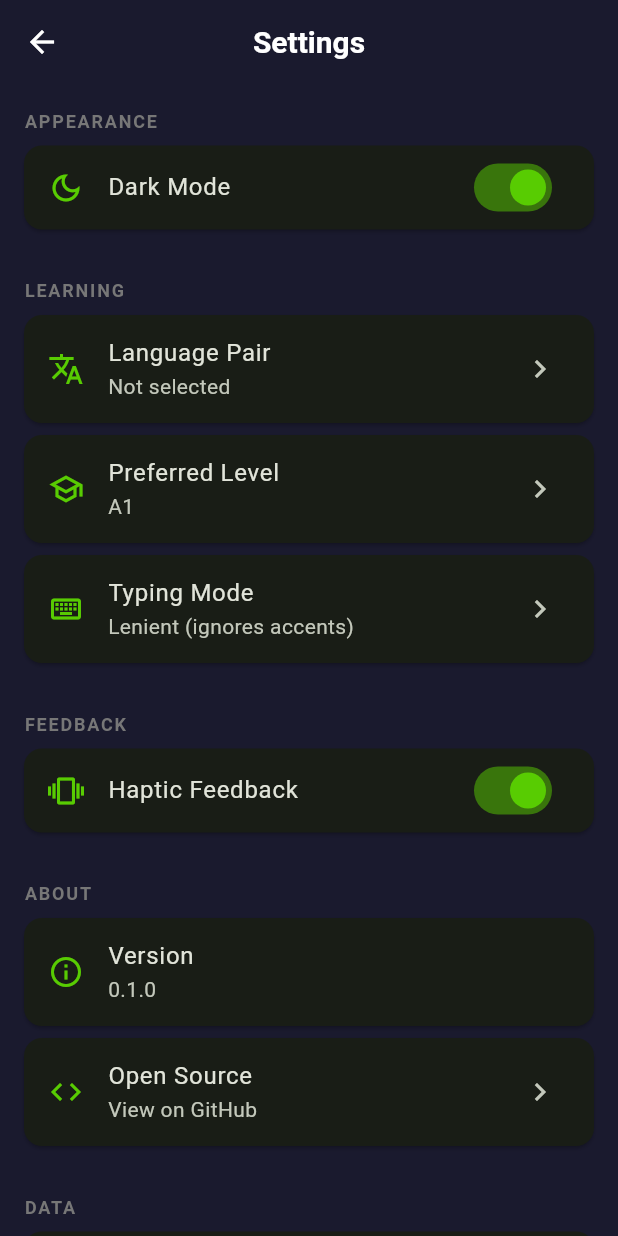
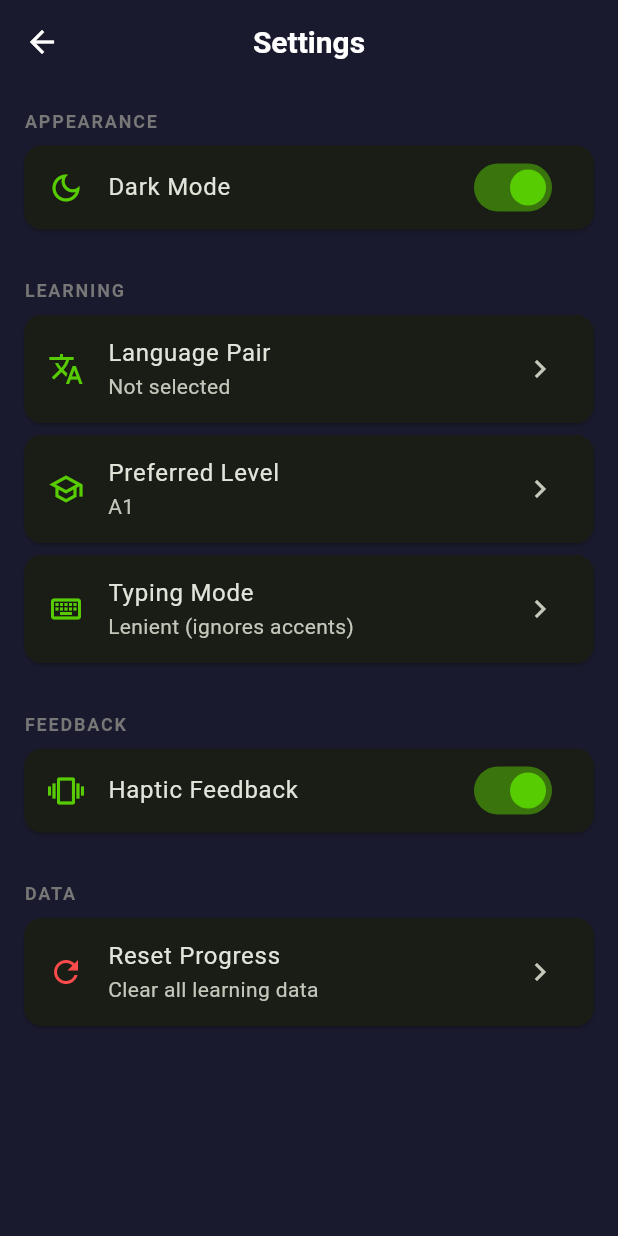
Before and after one commit to ericcurtin/GreengoLingo, a Flutter app: the screen it shows after launch, after a tap on "Let's Start!", after a tap on the "settings" icon, on a phone screen of 412 x 824 dp. Run offline on Flutter 3.47's test engine with Material 3 defaults, Android fonts, the phone set to English and light mode, and no system bars; our stand-ins replace flutter_animate, flutter_riverpod, hive_flutter, vibration; accounts and stored records are empty.

Commit message:
Remove about section from settings screen
The about section containing version and open source information was
removed from the settings screen as these details are no longer needed
in this location.

Signed-off-by: Eric Curtin <eric.curtin@docker.com>

```diff
--- a/lib/src/screens/settings/settings_screen.dart
+++ b/lib/src/screens/settings/settings_screen.dart
@@ -73,24 +73,6 @@ class SettingsScreen extends ConsumerWidget {
                 },
                 activeColor: AppTheme.primaryGreen,
               ),
-            ),
-
-            const SizedBox(height: 24),
-
-            // About Section
-            _SectionHeader(title: 'About'),
-            _SettingsTile(
-              icon: Icons.info_outline,
-              title: 'Version',
-              subtitle: '0.1.0',
-            ),
-            _SettingsTile(
-              icon: Icons.code,
-              title: 'Open Source',
-              subtitle: 'View on GitHub',
-              onTap: () {
-                // TODO: Open GitHub link
-              },
             ),
 
             const SizedBox(height: 24),
```
